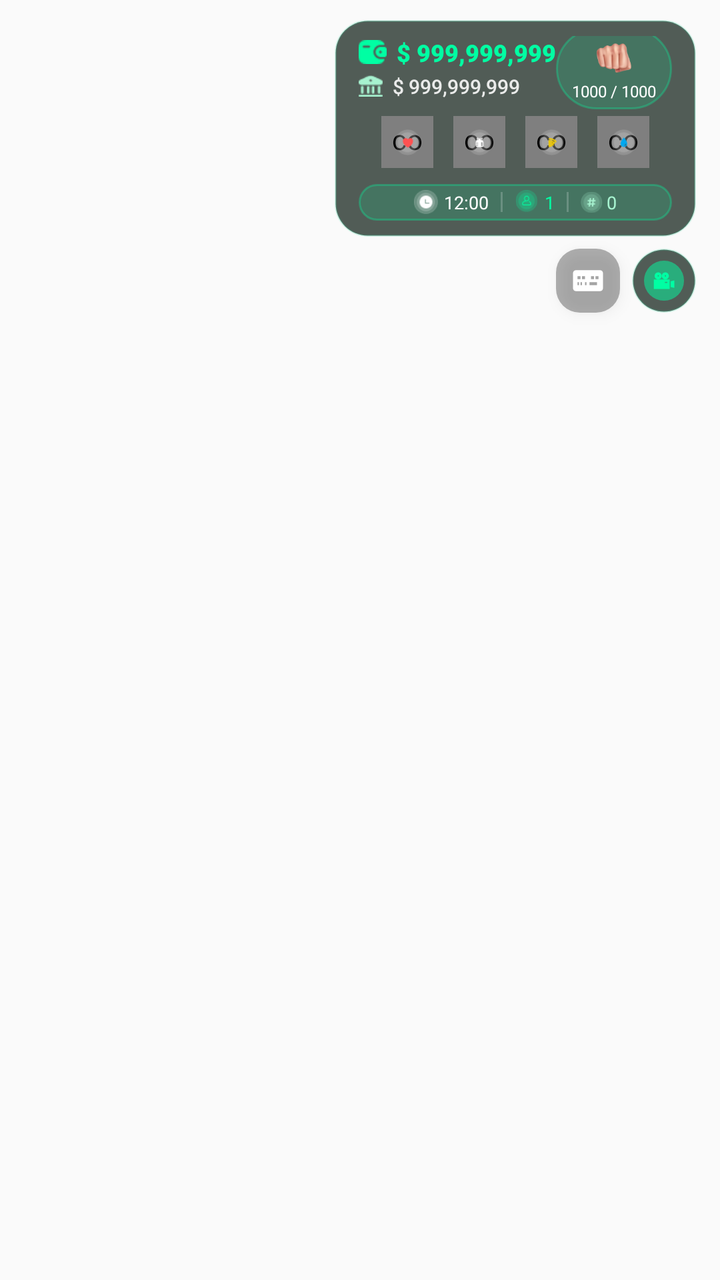
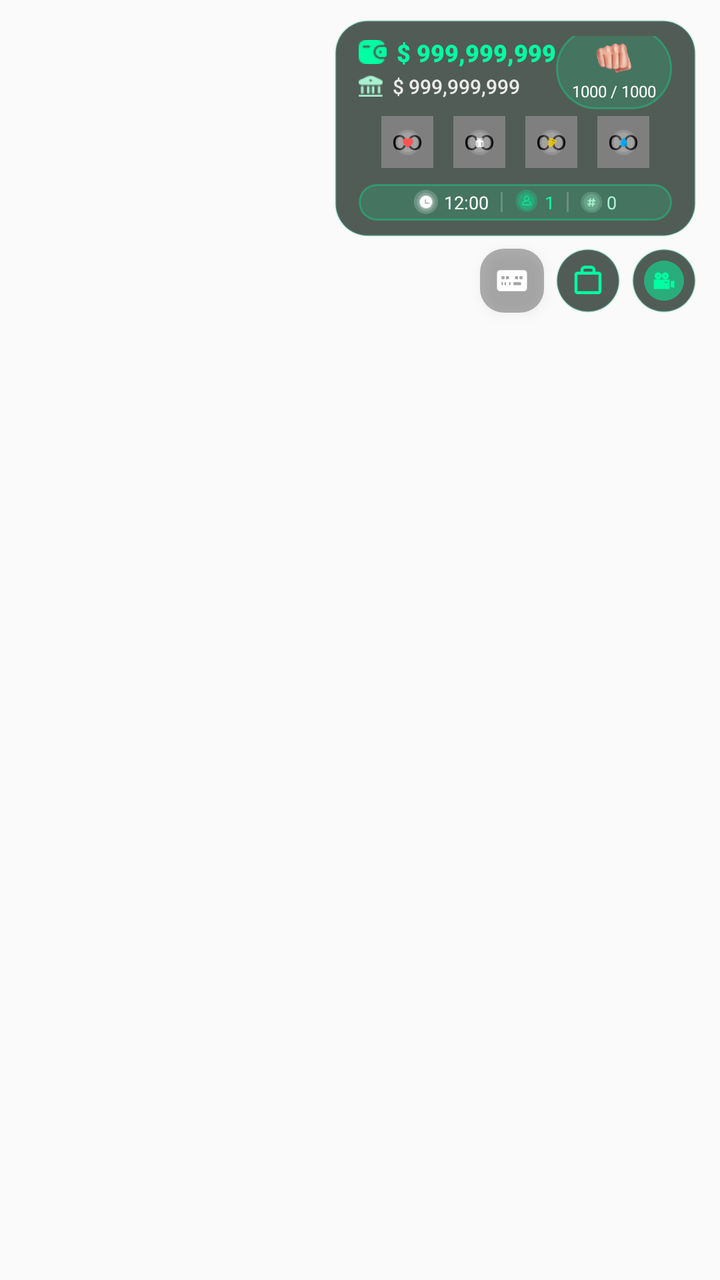

Compare the two renders of this Android layout. The source of the first and the diff that turns it into the second are given below.
<!-- AndroidManifest.xml: application theme Theme.AppCompat.Light.NoActionBar -->
<!-- res/layout/hud_test.xml -->
<?xml version="1.0" encoding="utf-8"?>
<androidx.constraintlayout.widget.ConstraintLayout
    xmlns:android="http://schemas.android.com/apk/res/android"
    xmlns:app="http://schemas.android.com/apk/res-auto"
    xmlns:tools="http://schemas.android.com/tools"
    android:id="@+id/gamehud"
    android:layout_width="match_parent"
    android:layout_height="match_parent"
    android:clipChildren="false">

    
    <androidx.constraintlayout.widget.ConstraintLayout
        android:id="@+id/hudMainCard"
        android:layout_width="wrap_content"
        android:layout_height="wrap_content"
        android:layout_marginTop="10dp"
        android:layout_marginEnd="12dp"
        android:background="@drawable/bg_glass_card"
        android:paddingHorizontal="12dp"
        android:paddingVertical="8dp"
        app:layout_constraintEnd_toEndOf="parent"
        app:layout_constraintTop_toTopOf="parent">

        
        <LinearLayout
            android:id="@+id/moneyContainer"
            android:layout_width="wrap_content"
            android:layout_height="wrap_content"
            android:orientation="vertical"
            android:layout_marginEnd="16dp"
            app:layout_constraintTop_toTopOf="parent"
            app:layout_constraintStart_toStartOf="parent">

            
            <LinearLayout
                android:layout_width="wrap_content"
                android:layout_height="wrap_content"
                android:gravity="center_vertical"
                android:orientation="horizontal">

                <ImageView
                    android:id="@+id/imageView6"
                    android:layout_width="14dp"
                    android:layout_height="14dp"
                    android:layout_marginEnd="5dp"
                    app:tint="@color/mint_accent"
                    app:srcCompat="@drawable/wallet" />

                <TextView
                    android:id="@+id/money_text"
                    android:layout_width="wrap_content"
                    android:layout_height="wrap_content"
                    android:fontFamily="sans-serif-black"
                    android:text="$ 999,999,999"
                    android:textColor="@color/mint_accent"
                    android:textSize="12sp"
                    android:textStyle="bold" />
            </LinearLayout>

            
            <LinearLayout
                android:layout_width="wrap_content"
                android:layout_height="wrap_content"
                android:layout_marginTop="2dp"
                android:gravity="center_vertical"
                android:orientation="horizontal">

                <ImageView
                    android:id="@+id/banklogot"
                    android:layout_width="12dp"
                    android:layout_height="12dp"
                    android:layout_marginEnd="5dp"
                    app:tint="#A7F3D0"
                    app:srcCompat="@drawable/bank" />

                <TextView
                    android:id="@+id/bank_money_text"
                    android:layout_width="wrap_content"
                    android:layout_height="wrap_content"
                    android:fontFamily="sans-serif-medium"
                    android:text="$ 999,999,999"
                    android:textColor="#E0FFFFFF"
                    android:textSize="10sp" />
            </LinearLayout>
        </LinearLayout>

        
        <LinearLayout
            android:id="@+id/weaponContainer"
            android:layout_width="wrap_content"
            android:layout_height="wrap_content"
            android:gravity="center"
            android:orientation="vertical"
            android:background="@drawable/bg_glass_pill"
            android:paddingHorizontal="8dp"
            android:paddingVertical="4dp"
            app:layout_constraintEnd_toEndOf="parent"
            app:layout_constraintStart_toEndOf="@id/moneyContainer"
            app:layout_constraintTop_toTopOf="parent"
            app:layout_constraintBottom_toBottomOf="@id/moneyContainer">

            <ImageView
                android:id="@+id/hud_weapon"
                android:layout_width="32dp"
                android:layout_height="22dp"
                android:scaleType="fitCenter"
                app:srcCompat="@drawable/weapon_0" />

            <TextView
                android:id="@+id/weapon_ammo_text"
                android:layout_width="wrap_content"
                android:layout_height="wrap_content"
                android:fontFamily="sans-serif-bold"
                android:text="1000 / 1000"
                android:textColor="#FFFFFF"
                android:textSize="8sp" />
        </LinearLayout>

        
        <LinearLayout
            android:id="@+id/progressContainer"
            android:layout_width="wrap_content"
            android:layout_height="wrap_content"
            android:layout_marginTop="8dp"
            android:gravity="center_vertical"
            android:orientation="horizontal"
            app:layout_constraintStart_toStartOf="parent"
            app:layout_constraintEnd_toEndOf="parent"
            app:layout_constraintTop_toBottomOf="@id/moneyContainer">

            
            <androidx.constraintlayout.widget.ConstraintLayout
                android:layout_width="26dp"
                android:layout_height="26dp">

                <com.kurdish.roleplay.launcher.util.SeekArc
                    android:id="@+id/hud_progress_hp"
                    android:layout_width="0dp"
                    android:layout_height="0dp"
                    android:padding="2dp"
                    app:arcColor="#26FFFFFF"
                    app:arcWidth="2dp"
                    app:enabled="false"
                    app:layout_constraintBottom_toBottomOf="parent"
                    app:layout_constraintEnd_toEndOf="parent"
                    app:layout_constraintStart_toStartOf="parent"
                    app:layout_constraintTop_toTopOf="parent"
                    app:progress="360"
                    app:progressColor="#00FFA3"
                    app:progressWidth="2.5dp" />

                <ImageView
                    android:id="@+id/icon_hp"
                    android:layout_width="13dp"
                    android:layout_height="13dp"
                    android:scaleType="fitCenter"
                    android:src="@drawable/health"
                    app:layout_constraintBottom_toBottomOf="@id/hud_progress_hp"
                    app:layout_constraintEnd_toEndOf="@id/hud_progress_hp"
                    app:layout_constraintStart_toStartOf="@id/hud_progress_hp"
                    app:layout_constraintTop_toTopOf="@id/hud_progress_hp" />
            </androidx.constraintlayout.widget.ConstraintLayout>

            <Space
                android:layout_width="10dp"
                android:layout_height="0dp" />

            
            <androidx.constraintlayout.widget.ConstraintLayout
                android:layout_width="26dp"
                android:layout_height="26dp">

                <com.kurdish.roleplay.launcher.util.SeekArc
                    android:id="@+id/hud_progress_shp"
                    android:layout_width="0dp"
                    android:layout_height="0dp"
                    android:padding="2dp"
                    app:arcColor="#26FFFFFF"
                    app:arcWidth="2dp"
                    app:enabled="false"
                    app:layout_constraintBottom_toBottomOf="parent"
                    app:layout_constraintEnd_toEndOf="parent"
                    app:layout_constraintStart_toStartOf="parent"
                    app:layout_constraintTop_toTopOf="parent"
                    app:progress="360"
                    app:progressColor="#38BDF8"
                    app:progressWidth="2.5dp" />

                <ImageView
                    android:id="@+id/icon_armour"
                    android:layout_width="13dp"
                    android:layout_height="13dp"
                    android:scaleType="fitCenter"
                    android:src="@drawable/armour"
                    app:layout_constraintBottom_toBottomOf="@id/hud_progress_shp"
                    app:layout_constraintEnd_toEndOf="@id/hud_progress_shp"
                    app:layout_constraintStart_toStartOf="@id/hud_progress_shp"
                    app:layout_constraintTop_toTopOf="@id/hud_progress_shp" />
            </androidx.constraintlayout.widget.ConstraintLayout>

            <Space
                android:layout_width="10dp"
                android:layout_height="0dp" />

            
            <androidx.constraintlayout.widget.ConstraintLayout
                android:layout_width="26dp"
                android:layout_height="26dp">

                <com.kurdish.roleplay.launcher.util.SeekArc
                    android:id="@+id/hud_progress_eat"
                    android:layout_width="0dp"
                    android:layout_height="0dp"
                    android:padding="2dp"
                    app:arcColor="#26FFFFFF"
                    app:arcWidth="2dp"
                    app:enabled="false"
                    app:layout_constraintBottom_toBottomOf="parent"
                    app:layout_constraintEnd_toEndOf="parent"
                    app:layout_constraintStart_toStartOf="parent"
                    app:layout_constraintTop_toTopOf="parent"
                    app:progress="360"
                    app:progressColor="#FBBF24"
                    app:progressWidth="2.5dp" />

                <ImageView
                    android:id="@+id/icon_eat"
                    android:layout_width="13dp"
                    android:layout_height="13dp"
                    android:scaleType="fitCenter"
                    android:src="@drawable/satiety"
                    app:layout_constraintBottom_toBottomOf="@id/hud_progress_eat"
                    app:layout_constraintEnd_toEndOf="@id/hud_progress_eat"
                    app:layout_constraintStart_toStartOf="@id/hud_progress_eat"
                    app:layout_constraintTop_toTopOf="@id/hud_progress_eat" />
            </androidx.constraintlayout.widget.ConstraintLayout>

            <Space
                android:layout_width="10dp"
                android:layout_height="0dp" />

            
            <androidx.constraintlayout.widget.ConstraintLayout
                android:layout_width="26dp"
                android:layout_height="26dp">

                <com.kurdish.roleplay.launcher.util.SeekArc
                    android:id="@+id/hud_progress_drink"
                    android:layout_width="0dp"
                    android:layout_height="0dp"
                    android:padding="2dp"
                    app:arcColor="#26FFFFFF"
                    app:arcWidth="2dp"
                    app:enabled="false"
                    app:layout_constraintBottom_toBottomOf="parent"
                    app:layout_constraintEnd_toEndOf="parent"
                    app:layout_constraintStart_toStartOf="parent"
                    app:layout_constraintTop_toTopOf="parent"
                    app:progress="360"
                    app:progressColor="#3B82F6"
                    app:progressWidth="2.5dp" />

                <ImageView
                    android:id="@+id/icon_drink"
                    android:layout_width="13dp"
                    android:layout_height="13dp"
                    android:scaleType="fitCenter"
                    android:src="@drawable/drink"
                    app:layout_constraintBottom_toBottomOf="@id/hud_progress_drink"
                    app:layout_constraintEnd_toEndOf="@id/hud_progress_drink"
                    app:layout_constraintStart_toStartOf="@id/hud_progress_drink"
                    app:layout_constraintTop_toTopOf="@id/hud_progress_drink" />
            </androidx.constraintlayout.widget.ConstraintLayout>
        </LinearLayout>

        
        <LinearLayout
            android:id="@+id/infoStrip"
            android:layout_width="0dp"
            android:layout_height="wrap_content"
            android:layout_marginTop="8dp"
            android:gravity="center"
            android:orientation="horizontal"
            android:background="@drawable/bg_glass_pill"
            android:paddingVertical="3dp"
            android:paddingHorizontal="6dp"
            app:layout_constraintStart_toStartOf="parent"
            app:layout_constraintEnd_toEndOf="parent"
            app:layout_constraintTop_toBottomOf="@id/progressContainer">

            <ImageView
                android:id="@+id/icon_time"
                android:layout_width="12dp"
                android:layout_height="12dp"
                android:layout_marginEnd="3dp"
                app:tint="#FFFFFF"
                app:srcCompat="@drawable/time" />

            <TextView
                android:id="@+id/realTime"
                android:layout_width="wrap_content"
                android:layout_height="wrap_content"
                android:fontFamily="sans-serif-bold"
                android:text="12:00"
                android:textColor="#FFFFFF"
                android:textSize="9sp" />

            <View
                android:layout_width="1dp"
                android:layout_height="10dp"
                android:layout_marginHorizontal="6dp"
                android:background="#33FFFFFF" />

            <ImageView
                android:id="@+id/icon_players"
                android:layout_width="12dp"
                android:layout_height="12dp"
                android:layout_marginEnd="3dp"
                app:tint="@color/mint_accent"
                app:srcCompat="@drawable/players" />

            <TextView
                android:id="@+id/textPlayers"
                android:layout_width="wrap_content"
                android:layout_height="wrap_content"
                android:fontFamily="sans-serif-bold"
                android:text="1"
                android:textColor="@color/mint_accent"
                android:textSize="9sp" />

            <View
                android:layout_width="1dp"
                android:layout_height="10dp"
                android:layout_marginHorizontal="6dp"
                android:background="#33FFFFFF" />

            <ImageView
                android:id="@+id/playerid"
                android:layout_width="11dp"
                android:layout_height="11dp"
                android:layout_marginEnd="2dp"
                app:tint="#A7F3D0"
                app:srcCompat="@drawable/hash" />

            <TextView
                android:id="@+id/yourid"
                android:layout_width="wrap_content"
                android:layout_height="wrap_content"
                android:fontFamily="sans-serif-bold"
                android:text="0"
                android:textColor="#A7F3D0"
                android:textSize="9sp" />
        </LinearLayout>

    </androidx.constraintlayout.widget.ConstraintLayout>

    
    <LinearLayout
        android:id="@+id/hudFloatingButtons"
        android:layout_width="wrap_content"
        android:layout_height="wrap_content"
        android:layout_marginTop="6dp"
        android:layout_marginEnd="12dp"
        android:orientation="horizontal"
        app:layout_constraintEnd_toEndOf="parent"
        app:layout_constraintTop_toBottomOf="@id/hudMainCard">

        
        <FrameLayout
            android:id="@+id/hud_keyboard_container"
            android:layout_width="32dp"
            android:layout_height="32dp"
            android:layout_marginEnd="6dp"
            android:background="@drawable/bg_key_sky_glass"
            android:elevation="4dp">

            <ImageView
                android:id="@+id/hud_keyboard_btn"
                android:layout_width="18dp"
                android:layout_height="18dp"
                android:layout_gravity="center"
                android:clickable="true"
                android:focusable="true"
                android:foreground="?android:attr/selectableItemBackgroundBorderless"
                android:src="@drawable/ic_keyboard"
                app:tint="#FFFFFF" />
        </FrameLayout>

        
        <FrameLayout
            android:layout_width="32dp"
            android:layout_height="32dp"
            android:background="@drawable/bg_glass_card"
            android:elevation="4dp">

            <ImageView
                android:id="@+id/hud_camera"
                android:layout_width="20dp"
                android:layout_height="20dp"
                android:layout_gravity="center"
                android:clickable="true"
                android:focusable="true"
                android:foreground="?android:attr/selectableItemBackgroundBorderless"
                android:src="@drawable/camera_butt"
                app:tint="@color/mint_accent" />
        </FrameLayout>
    </LinearLayout>

</androidx.constraintlayout.widget.ConstraintLayout>
<!-- resources referenced by this layout -->
<resources>
  <color name="mint_accent">#00FFA3</color>
  <!-- drawable armour: png bitmap (drawable, 962 bytes) -->
  <!-- drawable bank: png bitmap (drawable, 370 bytes) -->
  <!-- drawable bg_glass_card (drawable) -->
  <?xml version="1.0" encoding="utf-8"?>
  <shape xmlns:android="http://schemas.android.com/apk/res/android"
      android:shape="rectangle">
      <solid android:color="#B30A1A12" />
      <stroke android:width="1dp" android:color="#3334D399" />
      <corners android:radius="16dp" />
  </shape>
  <!-- drawable bg_glass_pill (drawable) -->
  <?xml version="1.0" encoding="utf-8"?>
  <shape xmlns:android="http://schemas.android.com/apk/res/android"
      android:shape="rectangle">
      <solid android:color="#2600FFA3" />
      <stroke android:width="1dp" android:color="#4D00FFA3" />
      <corners android:radius="20dp" />
  </shape>
  <!-- drawable bg_key_sky_glass (drawable) -->
  <?xml version="1.0" encoding="utf-8"?>
  <selector xmlns:android="http://schemas.android.com/apk/res/android">
      <item android:state_pressed="true">
          <shape android:shape="rectangle">
              <corners android:radius="12dp" />
              <solid android:color="#4DFFFFFF" />
          </shape>
      </item>
      <item>
          <shape android:shape="rectangle">
              <corners android:radius="12dp" />
              <solid android:color="#4D000000" />
          </shape>
      </item>
  </selector>
  <!-- drawable camera_butt (drawable) -->
  <vector xmlns:android="http://schemas.android.com/apk/res/android"
      android:width="256dp"
      android:height="256dp"
      android:viewportWidth="256"
      android:viewportHeight="256">
    <path
        android:pathData="M128,128m-128,0a128,128 0,1 1,256 0a128,128 0,1 1,-256 0"
        android:strokeAlpha="0.5"
        android:fillColor="#000000"
        android:fillAlpha="0.5"/>
    <path
        android:pathData="M90.5,120C102.93,120 113,109.93 113,97.5C113,85.07 102.93,75 90.5,75C78.07,75 68,85.07 68,97.5C68,109.93 78.07,120 90.5,120ZM95,93H87V101H95V93Z"
        android:fillColor="#ffffff"
        android:fillType="evenOdd"/>
    <path
        android:pathData="M171,132L194,126.5V133V174L171,169V132Z"
        android:fillColor="#ffffff"/>
    <path
        android:pathData="M164,120H63V181H164V120ZM149,135H133V143H149V135Z"
        android:fillColor="#ffffff"
        android:fillType="evenOdd"/>
    <path
        android:pathData="M136.5,120C148.93,120 159,109.93 159,97.5C159,85.07 148.93,75 136.5,75C124.07,75 114,85.07 114,97.5C114,109.93 124.07,120 136.5,120ZM141,93H133V101H141V93Z"
        android:fillColor="#ffffff"
        android:fillType="evenOdd"/>
  </vector>
  <!-- drawable drink: png bitmap (drawable, 1041 bytes) -->
  <!-- drawable hash: png bitmap (drawable, 929 bytes) -->
  <!-- drawable health: png bitmap (drawable, 1026 bytes) -->
  <!-- drawable ic_keyboard (drawable) -->
  <vector xmlns:android="http://schemas.android.com/apk/res/android"
      android:width="24dp"
      android:height="24dp"
      android:viewportWidth="24"
      android:viewportHeight="24">
      <path
          android:fillColor="@color/white"
          android:pathData="M20,5H4C2.9,5 2,5.9 2,7v10c0,1.1 0.9,2 2,2h16c1.1,0 2,-0.9 2,-2V7C22,5.9 21.1,5 20,5zM8,9h2v2H8V9zM5,9h2v2H5V9zM11,15H6v-2h5V15zM13,15v-2h5v2H13zM19,11h-2V9h2V11zM16,11h-2V9h2V11zM8,13h2v2H8V13zM5,13h2v2H5V13z"/>
  </vector>
  <!-- drawable time: png bitmap (drawable, 1030 bytes) -->
  <!-- drawable wallet: png bitmap (drawable, 424 bytes) -->
  <color name="white">#ffffffff</color>
  <!-- unchanged entries left out for length: 3 -->
</resources>

<!-- the commit's change to res/layout/hud_test.xml (unified diff, before → after) -->
@@ -390,6 +390,26 @@
         <FrameLayout
             android:layout_width="32dp"
             android:layout_height="32dp"
+            android:layout_marginEnd="6dp"
+            android:background="@drawable/bg_glass_card"
+            android:elevation="4dp">
+
+            <ImageView
+                android:id="@+id/hud_inventory_btn"
+                android:layout_width="18dp"
+                android:layout_height="18dp"
+                android:layout_gravity="center"
+                android:clickable="true"
+                android:focusable="true"
+                android:foreground="?android:attr/selectableItemBackgroundBorderless"
+                android:src="@drawable/ic_inv_bag"
+                app:tint="@color/mint_accent" />
+        </FrameLayout>
+
+        
+        <FrameLayout
+            android:layout_width="32dp"
+            android:layout_height="32dp"
             android:background="@drawable/bg_glass_card"
             android:elevation="4dp">
 
<!-- resource entries referenced after the edit -->
@@ -65,6 +65,16 @@
   <!-- drawable drink: png bitmap (drawable, 1041 bytes) -->
   <!-- drawable hash: png bitmap (drawable, 929 bytes) -->
   <!-- drawable health: png bitmap (drawable, 1026 bytes) -->
+  <!-- drawable ic_inv_bag (drawable) -->
+  <vector xmlns:android="http://schemas.android.com/apk/res/android"
+      android:width="24dp"
+      android:height="24dp"
+      android:viewportWidth="24"
+      android:viewportHeight="24">
+      <path
+          android:fillColor="#FFFFFFFF"
+          android:pathData="M19,6h-2V5c0,-1.65 -1.35,-3 -3,-3h-4C8.35,2 7,3.35 7,5v1H5C3.9,6 3,6.9 3,8v11c0,1.1 0.9,2 2,2h14c1.1,0 2,-0.9 2,-2V8C21,6.9 20.1,6 19,6zM9,5c0,-0.55 0.45,-1 1,-1h4c0.55,0 1,0.45 1,1v1H9V5zM19,19H5V8h14V19z"/>
+  </vector>
   <!-- drawable ic_keyboard (drawable) -->
   <vector xmlns:android="http://schemas.android.com/apk/res/android"
       android:width="24dp"
